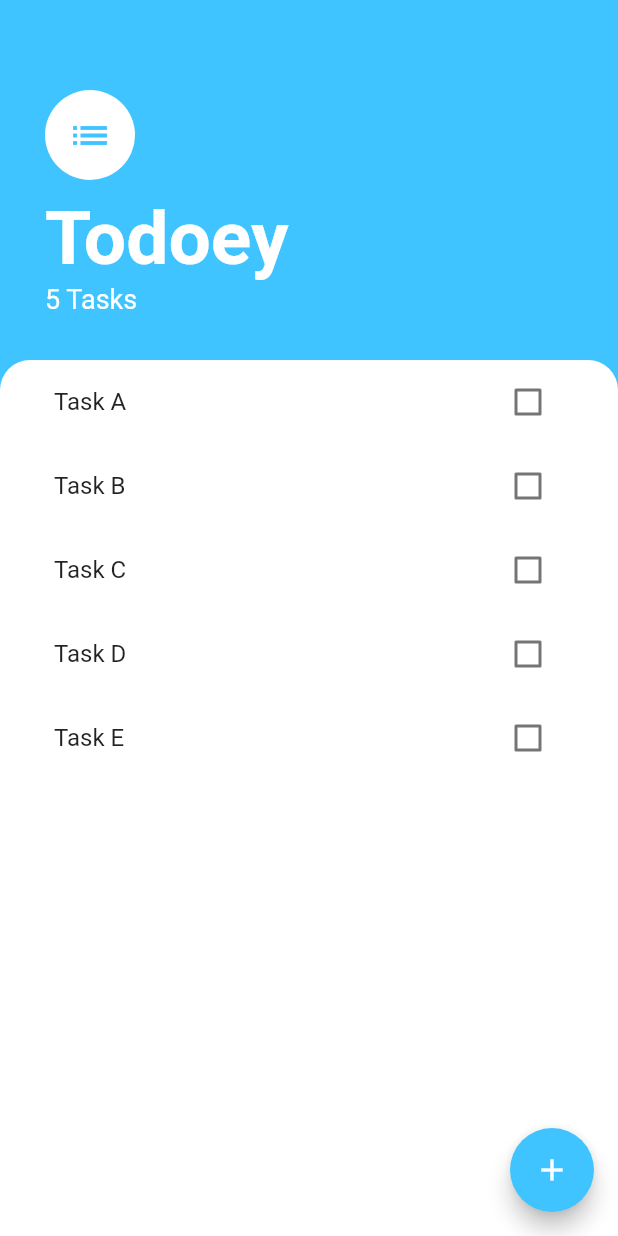
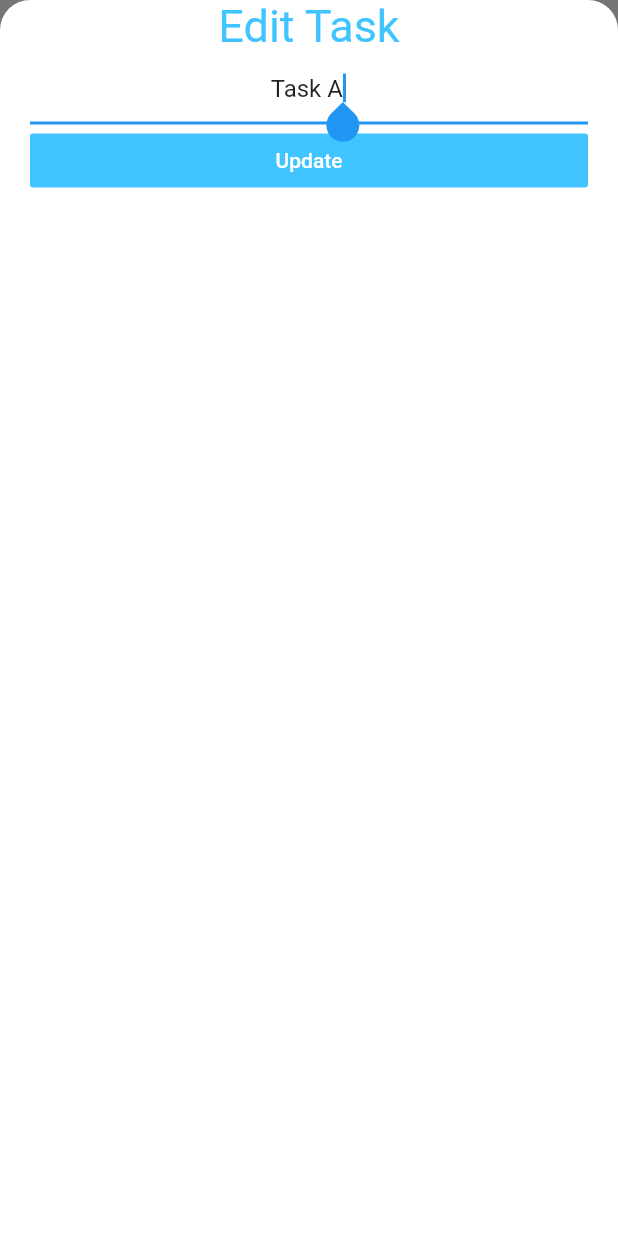
Before and after one commit to dihui98/todoapp, a Flutter app: the screen it shows after launch, after a tap on "Task A", on a phone screen of 412 x 824 dp. Run offline on Flutter 3.47's test engine with Material 2 defaults, Android fonts, the phone set to English and light mode, and no system bars.

Commit message:
added update feature

```diff
--- a/todo_app/lib/models/task.dart
+++ b/todo_app/lib/models/task.dart
@@ -1,5 +1,5 @@
 class Task {
-  final String name;
+  String name;
   bool isDone;
 
   Task({required this.name, this.isDone = false});
@@ -7,4 +7,8 @@ class Task {
   void toggleDone() {
     isDone = !isDone;
   }
+
+  void toggleUpdateTitle(String newName) {
+    name = newName;
+  }
 }
--- a/todo_app/lib/models/task_data.dart
+++ b/todo_app/lib/models/task_data.dart
@@ -5,7 +5,7 @@ import 'package:todo_app/models/task.dart';
 import 'package:flutter/foundation.dart';
 
 class TaskData extends ChangeNotifier {
-  List<Task> _tasks = [
+  final List<Task> _tasks = [
     Task(name: 'Task A'),
     Task(name: 'Task B'),
     Task(name: 'Task C'),
@@ -36,4 +36,18 @@ class TaskData extends ChangeNotifier {
     _tasks.remove(task);
     notifyListeners();
   }
+
+  void deleteAllTask() {
+    for (int i = 0; i < tasks.length; i++) {
+      if (tasks[i].isDone) {
+        deleteTask(tasks[i]);
+      }
+    }
+    notifyListeners();
+  }
+
+  void updateTask(Task task, String newName) {
+    task.toggleUpdateTitle(newName);
+    notifyListeners();
+  }
 }
--- /dev/null
+++ b/todo_app/lib/screens/edit_task_screen.dart
@@ -0,0 +1,63 @@
+import 'package:flutter/material.dart';
+import 'package:provider/provider.dart';
+import 'package:todo_app/models/task_data.dart';
+
+class EditTaskScreen extends StatelessWidget {
+  final String? taskTitle;
+  final Function? updateCallback;
+
+  EditTaskScreen({this.taskTitle, this.updateCallback});
+
+  @override
+  Widget build(BuildContext context) {
+    String? newTaskTitle = taskTitle;
+
+    return Consumer<TaskData>(builder: (context, taskData, child) {
+      return SafeArea(
+        child: Container(
+          color: const Color(0xff757575),
+          child: Container(
+            padding: const EdgeInsets.symmetric(horizontal: 20.0),
+            decoration: const BoxDecoration(
+              color: Colors.white,
+              borderRadius: BorderRadius.only(
+                topLeft: Radius.circular(20.0),
+                topRight: Radius.circular(20.0),
+              ),
+            ),
+            child: Column(
+              crossAxisAlignment: CrossAxisAlignment.stretch,
+              children: [
+                const Text(
+                  'Edit Task',
+                  textAlign: TextAlign.center,
+                  style: TextStyle(
+                    fontSize: 30.0,
+                    color: Colors.lightBlueAccent,
+                  ),
+                ),
+                TextField(
+                  controller: TextEditingController()..text = '$taskTitle',
+                  autofocus: true,
+                  textAlign: TextAlign.center,
+                  onChanged: (newText) {
+                    print(newText);
+                    newTaskTitle = newText;
+                  },
+                ),
+                FlatButton(
+                  color: Colors.lightBlueAccent,
+                  onPressed: () => updateCallback!(newTaskTitle),
+                  child: const Text(
+                    'Update',
+                    style: TextStyle(color: Colors.white),
+                  ),
+                ),
+              ],
+            ),
+          ),
+        ),
+      );
+    });
+  }
+}
--- a/todo_app/lib/screens/tasks_screen.dart
+++ b/todo_app/lib/screens/tasks_screen.dart
@@ -7,6 +7,7 @@ import 'package:provider/provider.dart';
 class TasksScreen extends StatelessWidget {
   @override
   Widget build(BuildContext context) {
+    return Consumer<TaskData>(builder: (context, taskData, child) {
       return Scaffold(
         backgroundColor: Colors.lightBlueAccent,
         floatingActionButton: FloatingActionButton(
@@ -42,6 +43,12 @@ class TasksScreen extends StatelessWidget {
                     const SizedBox(
                       height: 10.0,
                     ),
+                    Row(
+                      mainAxisAlignment: MainAxisAlignment.spaceBetween,
+                      children: [
+                        Column(
+                          crossAxisAlignment: CrossAxisAlignment.start,
+                          children: [
                             const Text(
                               'Todoey',
                               style: TextStyle(
@@ -57,6 +64,29 @@ class TasksScreen extends StatelessWidget {
                                 fontSize: 18,
                               ),
                             ),
+                          ],
+                        ),
+                        FlatButton(
+                          onPressed: () {
+                            taskData.deleteAllTask();
+                          },
+                          child: Container(
+                            padding: const EdgeInsets.all(10.0),
+                            decoration: BoxDecoration(
+                              color: Colors.redAccent,
+                              borderRadius: BorderRadius.circular(5.0),
+                            ),
+                            child: const Text(
+                              'Delete All',
+                              style: TextStyle(
+                                color: Colors.white,
+                                fontSize: 16.0,
+                              ),
+                            ),
+                          ),
+                        ),
+                      ],
+                    )
                   ],
                 ),
               ),
@@ -77,5 +107,6 @@ class TasksScreen extends StatelessWidget {
           ),
         ),
       );
+    });
   }
 }
--- a/todo_app/lib/widgets/task_tile.dart
+++ b/todo_app/lib/widgets/task_tile.dart
@@ -5,12 +5,14 @@ class TaskTile extends StatelessWidget {
   final String? taskTitle;
   final Function? checkboxCallback;
   final Function? longPressCallback;
+  final Function? tapCallback;
 
   TaskTile({
     this.isChecked,
     this.taskTitle,
     this.checkboxCallback,
     this.longPressCallback,
+    this.tapCallback,
   });
 
   @override
@@ -22,6 +24,7 @@ class TaskTile extends StatelessWidget {
             decoration: isChecked! ? TextDecoration.lineThrough : null),
       ),
       onLongPress: () => longPressCallback!(),
+      onTap: () => tapCallback!(),
       trailing: Checkbox(
         activeColor: Colors.lightBlueAccent,
         value: isChecked,
--- a/todo_app/lib/widgets/tasks_list.dart
+++ b/todo_app/lib/widgets/tasks_list.dart
@@ -1,4 +1,5 @@
 import 'package:flutter/material.dart';
+import 'package:todo_app/screens/edit_task_screen.dart';
 import 'package:todo_app/widgets/task_tile.dart';
 import 'package:todo_app/models/task_data.dart';
 import 'package:provider/provider.dart';
@@ -17,8 +18,21 @@ class TasksList extends StatelessWidget {
             checkboxCallback: () {
               taskData.updateData(task);
             },
-            longPressCallback: (){
+            longPressCallback: () {
               taskData.deleteTask(task);
+            },
+            tapCallback: () {
+              showModalBottomSheet(
+                context: context,
+                isScrollControlled: true,
+                builder: (context) => EditTaskScreen(
+                  taskTitle: task.name,
+                  updateCallback: (newTaskTitle) {
+                    taskData.updateTask(task, newTaskTitle);
+                    Navigator.pop(context);
+                  },
+                ),
+              );
             },
           );
         },
```
Lines whose indentation alone changed are shown as unchanged.
